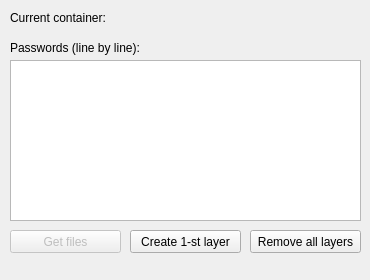
First picture: the form in ui/mainwindow.ui, repository zorggomat/FractalCryptGUI, before the edit.
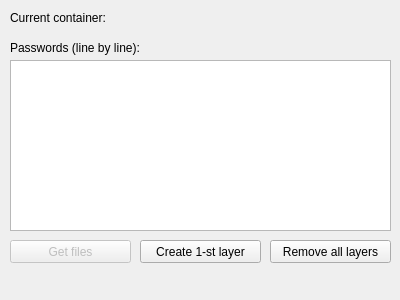
Second picture: the form after the edit. Icons and pictures are not drawn.

Patch:
```diff
--- a/ui/mainwindow.ui
+++ b/ui/mainwindow.ui
@@ -6,10 +6,28 @@
    <rect>
     <x>0</x>
     <y>0</y>
-    <width>370</width>
-    <height>280</height>
+    <width>400</width>
+    <height>300</height>
    </rect>
   </property>
+  <property name="sizePolicy">
+   <sizepolicy hsizetype="Fixed" vsizetype="Fixed">
+    <horstretch>0</horstretch>
+    <verstretch>0</verstretch>
+   </sizepolicy>
+  </property>
+  <property name="minimumSize">
+   <size>
+    <width>400</width>
+    <height>300</height>
+   </size>
+  </property>
+  <property name="maximumSize">
+   <size>
+    <width>400</width>
+    <height>300</height>
+   </size>
+  </property>
   <property name="windowTitle">
    <string>FractalCrypt</string>
   </property>
@@ -23,8 +41,8 @@
      <rect>
       <x>10</x>
       <y>60</y>
-      <width>351</width>
-      <height>161</height>
+      <width>381</width>
+      <height>171</height>
      </rect>
     </property>
    </widget>
@@ -35,8 +53,8 @@
     <property name="geometry">
      <rect>
       <x>10</x>
-      <y>230</y>
-      <width>111</width>
+      <y>240</y>
+      <width>121</width>
       <height>23</height>
      </rect>
     </property>
@@ -47,9 +65,9 @@
    <widget class="QPushButton" name="createLayerButton">
     <property name="geometry">
      <rect>
-      <x>130</x>
-      <y>230</y>
-      <width>111</width>
+      <x>140</x>
+      <y>240</y>
+      <width>121</width>
       <height>23</height>
      </rect>
     </property>
@@ -63,9 +81,9 @@
     </property>
     <property name="geometry">
      <rect>
-      <x>250</x>
-      <y>230</y>
-      <width>111</width>
+      <x>270</x>
+      <y>240</y>
+      <width>121</width>
       <height>23</height>
      </rect>
     </property>
```
Left out of the diff: 6 changed lines with no effect on the pictures.
